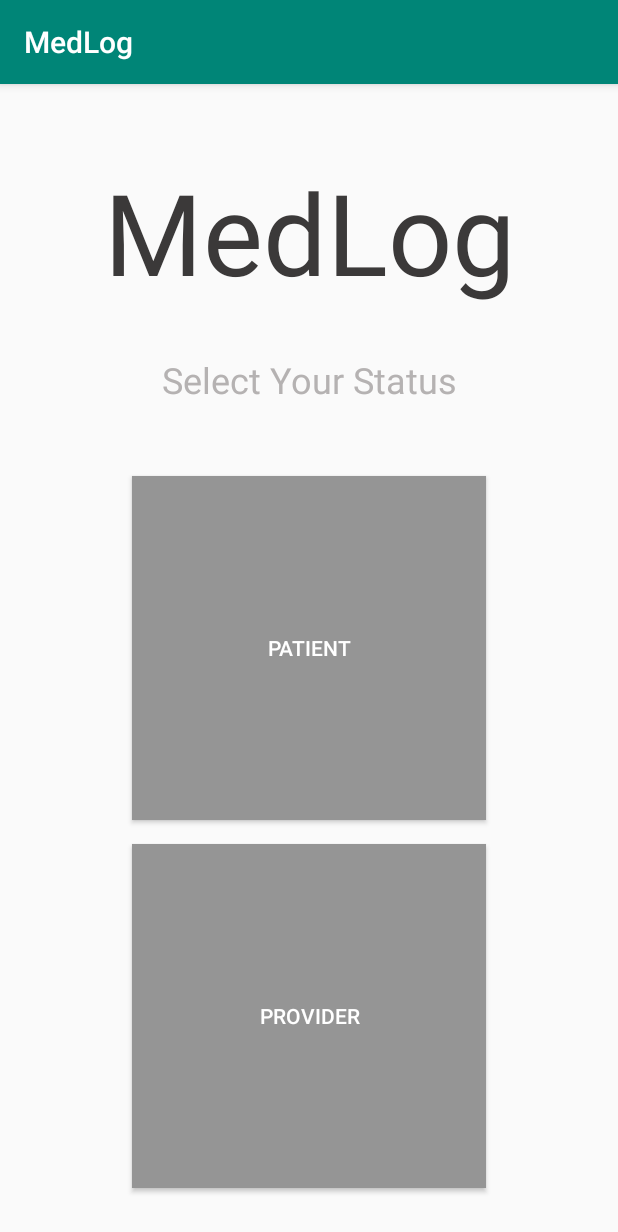
After one commit to CMPUT301F18T17/MedLog, an Android app: the activity_startScreen screen opened directly, with no data from a screen before it, on a phone screen of 412 x 824 dp. The commit adds this screen. Shown: the top 1232 px of the screen. Run offline under Robolectric (Android 15) with nearby library versions, the phone set to English and light mode, and no system bars.

Commit message:
Began UI work

```diff
--- a/app/src/main/AndroidManifest.xml
+++ b/app/src/main/AndroidManifest.xml
@@ -16,6 +16,7 @@
                 <category android:name="android.intent.category.LAUNCHER" />
             </intent-filter>
         </activity>
+        <activity android:name=".activity.activity_startScreen"></activity>
     </application>
 
 </manifest>
--- /dev/null
+++ b/app/src/main/java/cs/ualberta/ca/medlog/activity/activity_startScreen.java
@@ -0,0 +1,15 @@
+package cs.ualberta.ca.medlog.activity;
+
+import android.support.v7.app.AppCompatActivity;
+import android.os.Bundle;
+
+import cs.ualberta.ca.medlog.R;
+
+public class activity_startScreen extends AppCompatActivity {
+
+    @Override
+    protected void onCreate(Bundle savedInstanceState) {
+        super.onCreate(savedInstanceState);
+        setContentView(R.layout.activity_start_screen);
+    }
+}
--- /dev/null
+++ b/app/src/main/res/layout/activity_start_screen.xml
@@ -0,0 +1,76 @@
+<?xml version="1.0" encoding="utf-8"?>
+<android.support.constraint.ConstraintLayout xmlns:android="http://schemas.android.com/apk/res/android"
+    xmlns:app="http://schemas.android.com/apk/res-auto"
+    xmlns:tools="http://schemas.android.com/tools"
+    android:id="@+id/activityStartScreen.Base"
+    android:layout_width="match_parent"
+    android:layout_height="match_parent"
+    tools:context=".activity.activity_startScreen">
+
+    <TextView
+        android:id="@+id/activityStartScreen.AppNameView"
+        android:layout_width="wrap_content"
+        android:layout_height="wrap_content"
+        android:layout_marginStart="8dp"
+        android:layout_marginTop="48dp"
+        android:layout_marginEnd="8dp"
+        android:fontFamily="sans-serif"
+        android:gravity="center"
+        android:text="@string/app_name"
+        android:textAlignment="center"
+        android:textColor="@color/boldTextColor"
+        android:textSize="75sp"
+        app:layout_constraintBottom_toTopOf="@+id/activityStartScreen.HintView"
+        app:layout_constraintEnd_toEndOf="parent"
+        app:layout_constraintStart_toStartOf="parent"
+        app:layout_constraintTop_toTopOf="parent" />
+
+    <TextView
+        android:id="@+id/activityStartScreen.HintView"
+        android:layout_width="wrap_content"
+        android:layout_height="wrap_content"
+        android:layout_marginStart="8dp"
+        android:layout_marginTop="32dp"
+        android:layout_marginEnd="8dp"
+        android:layout_marginBottom="16dp"
+        android:text="@string/activityStartScreen.HintText"
+        android:textColor="@color/lightTextColor"
+        android:textSize="24sp"
+        app:layout_constraintBottom_toTopOf="@+id/activityStartScreen.PatientButton"
+        app:layout_constraintEnd_toEndOf="parent"
+        app:layout_constraintStart_toStartOf="parent"
+        app:layout_constraintTop_toBottomOf="@+id/activityStartScreen.AppNameView" />
+
+    <Button
+        android:id="@+id/activityStartScreen.PatientButton"
+        style="@style/Widget.AppCompat.Button.Colored"
+        android:layout_width="0dp"
+        android:layout_height="0dp"
+        android:layout_marginStart="88dp"
+        android:layout_marginTop="32dp"
+        android:layout_marginEnd="88dp"
+        android:layout_marginBottom="8dp"
+        android:background="@color/buttonColor"
+        android:text="@string/activityStartScreen.PatientButton"
+        app:layout_constraintBottom_toTopOf="@+id/activityStartScreen.ProviderScreen"
+        app:layout_constraintEnd_toEndOf="parent"
+        app:layout_constraintStart_toStartOf="parent"
+        app:layout_constraintTop_toBottomOf="@+id/activityStartScreen.HintView" />
+
+    <Button
+        android:id="@+id/activityStartScreen.ProviderScreen"
+        style="@style/Widget.AppCompat.Button.Colored"
+        android:layout_width="0dp"
+        android:layout_height="0dp"
+        android:layout_marginStart="88dp"
+        android:layout_marginTop="8dp"
+        android:layout_marginEnd="88dp"
+        android:layout_marginBottom="32dp"
+        android:background="@color/buttonColor"
+        android:text="@string/activityStartScreen.ProviderButton"
+        app:layout_constraintBottom_toBottomOf="parent"
+        app:layout_constraintEnd_toEndOf="parent"
+        app:layout_constraintStart_toStartOf="parent"
+        app:layout_constraintTop_toBottomOf="@+id/activityStartScreen.PatientButton" />
+
+</android.support.constraint.ConstraintLayout>
--- a/app/src/main/res/values/colors.xml
+++ b/app/src/main/res/values/colors.xml
@@ -3,4 +3,7 @@
     <color name="colorPrimary">#008577</color>
     <color name="colorPrimaryDark">#00574B</color>
     <color name="colorAccent">#D81B60</color>
+    <color name="buttonColor">#959595</color>
+    <color name="boldTextColor">#3b3939</color>
+    <color name="lightTextColor">#b5b2b2</color>
 </resources>
--- a/app/src/main/res/values/strings.xml
+++ b/app/src/main/res/values/strings.xml
@@ -1,3 +1,6 @@
-<resources>
+<resources tools:ignore="ExtraTranslation" xmlns:tools="http://schemas.android.com/tools">
     <string name="app_name">MedLog</string>
+    <string name="activityStartScreen.HintText">Select Your Status</string>
+    <string name="activityStartScreen.PatientButton">Patient</string>
+    <string name="activityStartScreen.ProviderButton">Provider</string>
 </resources>
```
